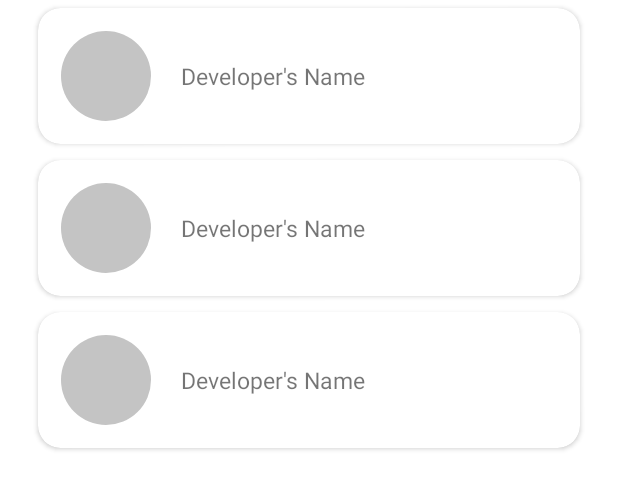
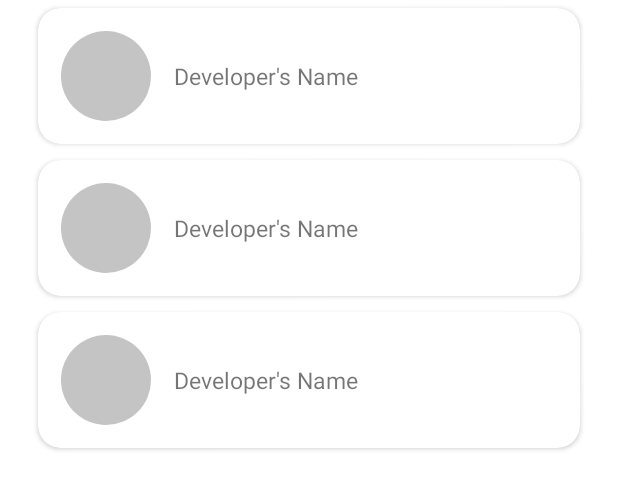
Before and after one commit to akhtarfath/SentimentAnalysisOfVaccination, an Android app: the layout rv_developers_name.xml on its own in the app's theme, with its tools: preview values and no code run, on a phone screen of 412 x 824 dp. Shown: the top 489 px of the screen. Run offline under Robolectric (Android 15) with nearby library versions, the phone set to English and light mode, and no system bars.

Commit message:
fix: menyesuaikan panjang tulisan nama anggota

```diff
--- a/app/src/main/res/layout/item_developer_name.xml
+++ b/app/src/main/res/layout/item_developer_name.xml
@@ -31,7 +31,7 @@
             android:layout_width="wrap_content"
             android:layout_height="wrap_content"
             android:layout_margin="10dp"
-            android:paddingStart="10dp"
+            android:paddingStart="5dp"
             android:paddingEnd="10dp"
             android:text="@string/developer_name"
             android:textSize="15sp"
```
